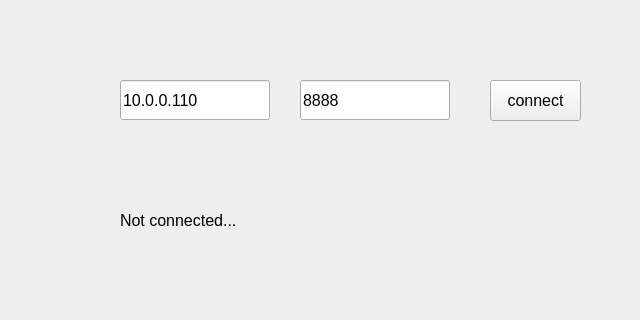
Above: mainwindow.ui from freealong/rik_client before the change. Below: the same form after it.
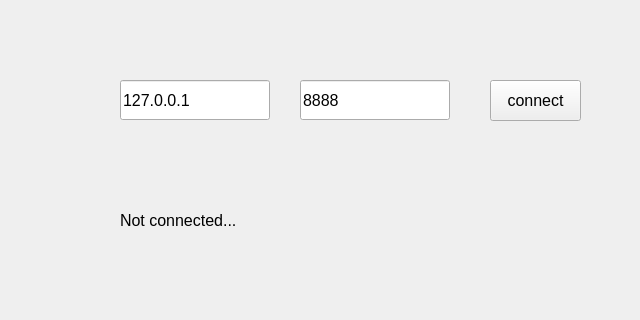
That is the form after the change.

What changed in the file:
```diff
--- a/mainwindow.ui
+++ b/mainwindow.ui
@@ -38,7 +38,7 @@
      </font>
     </property>
     <property name="text">
-     <string>10.0.0.110</string>
+     <string>127.0.0.1</string>
     </property>
    </widget>
    <widget class="QLineEdit" name="lineEdit_port">
```
